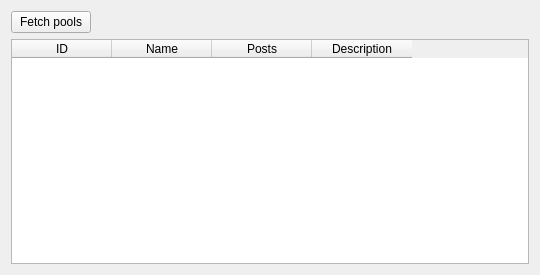
lbeltrame/danbooru-client, file danbooru/ui_src/pooldock.ui: the form before one commit.
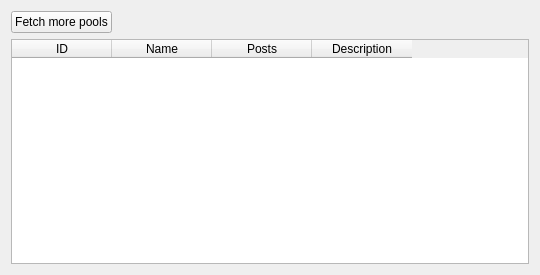
The form after the commit. Custom widgets are drawn as their Qt base class.

Commit message:
Support for multiple pool pages.
Once the pool window is opened, the first batch is immediately
downloaded, and the button is used to retrieve more entries, ad libitum.

```diff
--- a/danbooru/ui_src/pooldock.ui
+++ b/danbooru/ui_src/pooldock.ui
@@ -17,7 +17,7 @@
    <item row="0" column="0">
     <widget class="KPushButton" name="fetchButton">
      <property name="text">
-      <string>Fetch pools</string>
+      <string>Fetch more pools</string>
      </property>
     </widget>
    </item>
```
The commit also changes 2 other files.
